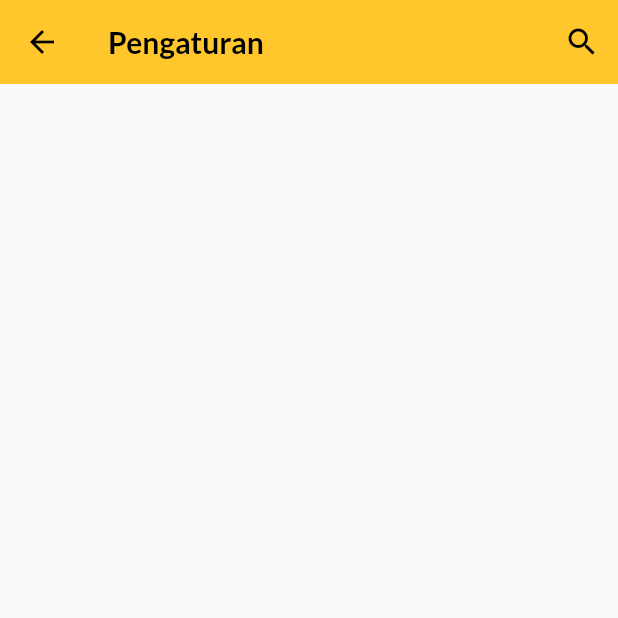
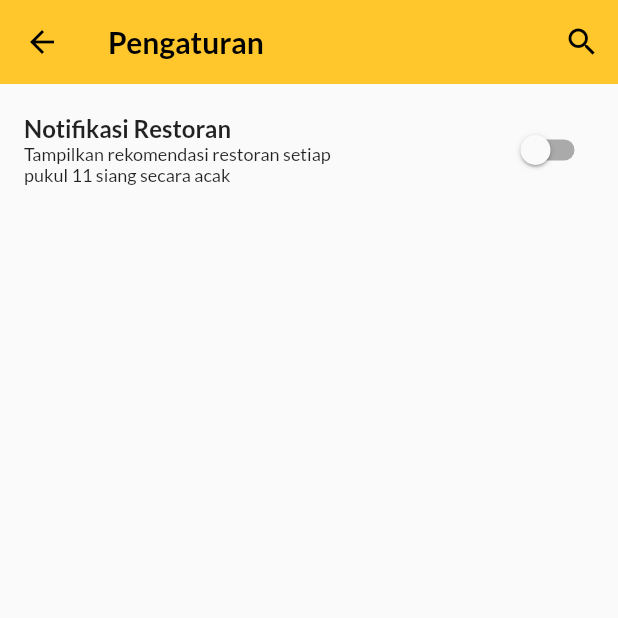
Before and after one commit to Muammarbanana/dicoding_resto, a Flutter app: the Pengaturan screen opened directly, on a phone screen of 412 x 824 dp, the top half of it. Run offline on Flutter 3.47's test engine with Material 2 defaults, Android fonts, the phone set to English and light mode, and no system bars; our stand-ins replace google_fonts, sqflite; accounts and stored records are empty; network calls fail.

Commit message:
add dbhelper and dbprovider

```diff
--- a/lib/presentation/pages/pengaturan.dart
+++ b/lib/presentation/pages/pengaturan.dart
@@ -2,11 +2,17 @@ import 'package:flutter/material.dart';
 import 'package:flutter_resto_dicoding/common/constants.dart';
 import 'package:flutter_resto_dicoding/presentation/pages/resto_search.dart';
 
-class Pengaturan extends StatelessWidget {
+class Pengaturan extends StatefulWidget {
   const Pengaturan({Key? key}) : super(key: key);
 
   @override
+  _PengaturanState createState() => _PengaturanState();
+}
+
+class _PengaturanState extends State<Pengaturan> {
+  @override
   Widget build(BuildContext context) {
+    bool isSwitched = false;
     return Scaffold(
       appBar: AppBar(
         backgroundColor: kPrimary,
@@ -28,6 +34,41 @@ class Pengaturan extends StatelessWidget {
           )
         ],
       ),
+      body: Padding(
+        padding: const EdgeInsets.fromLTRB(16, 20, 16, 0),
+        child: Row(
+          mainAxisAlignment: MainAxisAlignment.spaceBetween,
+          crossAxisAlignment: CrossAxisAlignment.start,
+          children: [
+            Column(
+              crossAxisAlignment: CrossAxisAlignment.start,
+              children: [
+                Text(
+                  'Notifikasi Restoran',
+                  style: kHeading2,
+                ),
+                SizedBox(
+                  width: MediaQuery.of(context).size.width / 2,
+                  child: Text(
+                    'Tampilkan rekomendasi restoran setiap pukul 11 siang secara acak',
+                    style: kBody1,
+                  ),
+                )
+              ],
+            ),
+            Switch(
+              value: isSwitched,
+              onChanged: (value) {
+                setState(() {
+                  isSwitched = value;
+                });
+              },
+              activeTrackColor: Colors.lightGreenAccent,
+              activeColor: Colors.green,
+            ),
+          ],
+        ),
+      ),
     );
   }
 }
--- a/pubspec.yaml
+++ b/pubspec.yaml
@@ -38,6 +38,7 @@ dependencies:
   flutter_native_splash: ^1.2.3
   http: ^0.13.3
   provider: ^6.0.1
+  sqflite: ^2.0.1
 
 dev_dependencies:
   flutter_test:
```
Also changed, not shown: lib/data/localdbhelper/database_helper.dart (added, +76 -0 lines), lib/data/models/resto_model.dart (+18 -0 lines), lib/data/provider/db_provider.dart (added, +33 -0 lines), lib/presentation/pages/resto_favorit.dart (+19 -0 lines), pubspec.lock.
